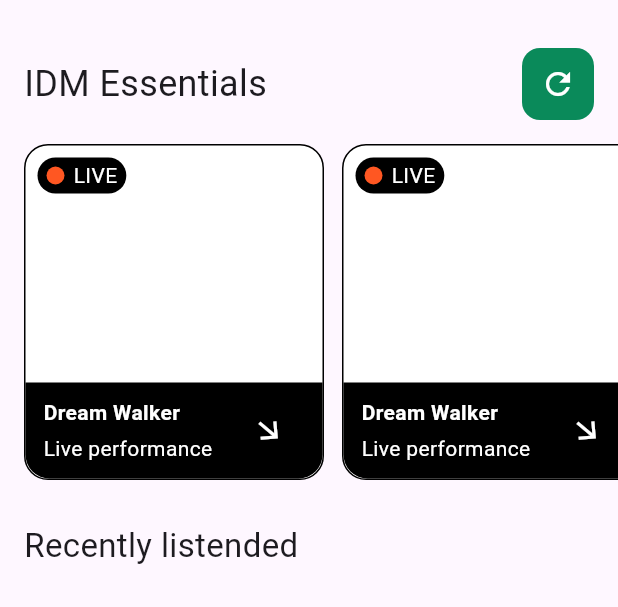
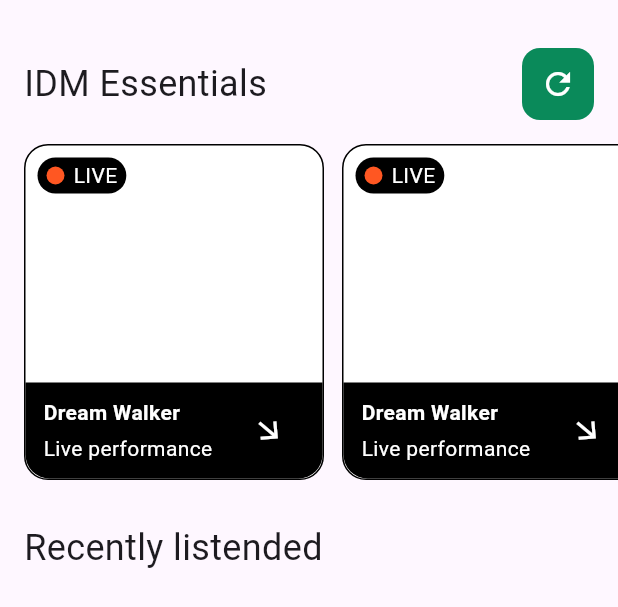
Before and after one commit to JAICHANGPARK/flutter_notebook_chapter_43, a Flutter app: the MusicPlayerIdmPage widget shown alone on an empty page, opened directly, on a phone screen of 412 x 824 dp. Shown: the top 607 px of the screen. Run offline on Flutter 3.47's test engine with Material 3 defaults, Android fonts, the phone set to English and light mode, and no system bars; our stand-ins replace gap, hugeicons.

Commit message:
Update music_player_idm_page.dart

```diff
--- a/lib/ep2157_music_player_app/ui/home/widgets/music_player_idm_page.dart
+++ b/lib/ep2157_music_player_app/ui/home/widgets/music_player_idm_page.dart
@@ -134,7 +134,7 @@ class MusicPlayerIdmPage extends StatelessWidget {
               child: Text(
                 "Recently listended",
                 style: TextStyle(
-                  fontSize: 22,
+                  fontSize: 24,
                 ),
               ),
             )
```
